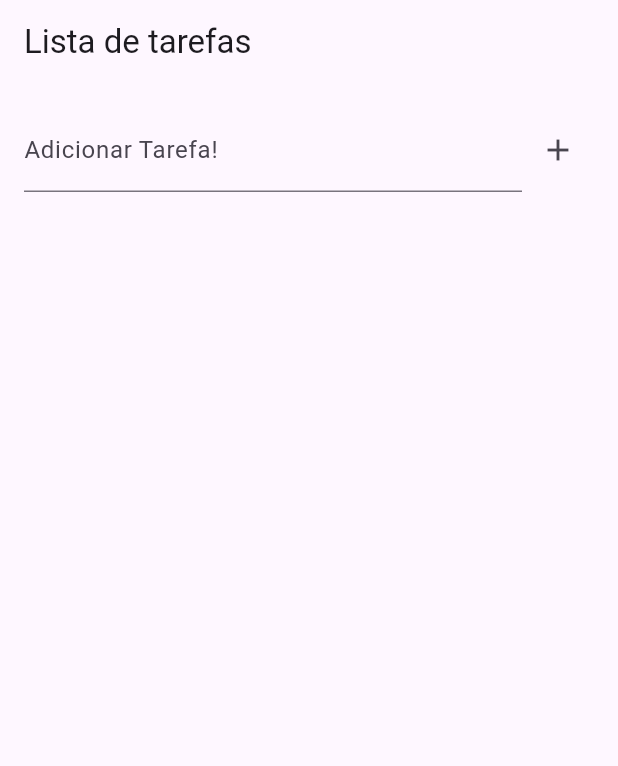
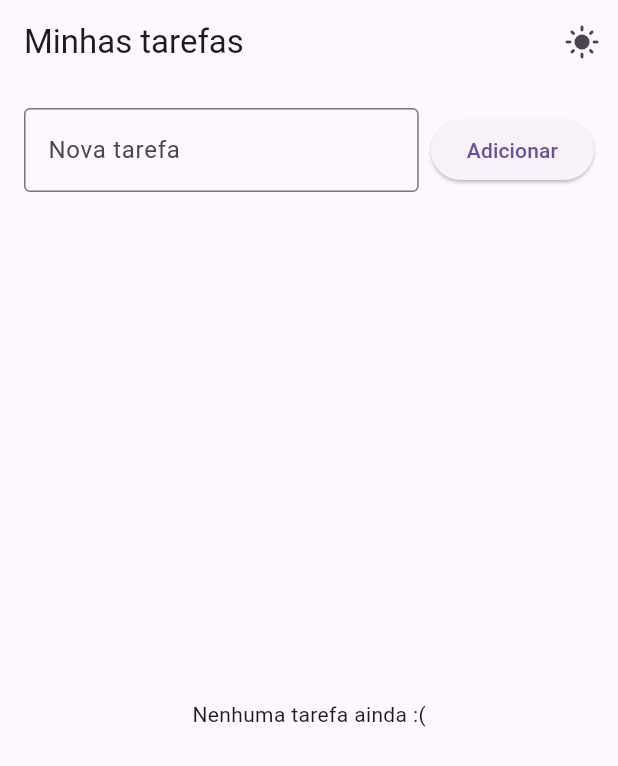
Before and after one commit to josvictorcs/todoFlutter, a Flutter app: the screen it shows after launch, on a phone screen of 412 x 824 dp. Shown: the top 766 px of the screen. Run offline on Flutter 3.47's test engine with Material 3 defaults, Android fonts, the phone set to English and light mode, and no system bars; our stand-ins replace shared_preferences.

Commit message:
Segunda Versão do app To Do

```diff
--- a/lib/home.dart
+++ /dev/null
@@ -1,78 +0,0 @@
-import 'package:flutter/material.dart';
-
-class ToDoHome extends StatefulWidget {
-  const ToDoHome({super.key});
-
-  @override
-  State<ToDoHome> createState() => _ToDoHomeState();
-}
-
-class _ToDoHomeState extends State<ToDoHome> {
-  final TextEditingController _controller = TextEditingController();
-  final List<String> _tasks = [];
-
-//Adicionar tarefa
-void _addTask(){
-  final text = _controller.text;
-  if(text.isNotEmpty){
-    setState(() {
-      _tasks.add(text);
-      _controller.clear();
-    });
-  }
-}
-//Remover tarefa da lista
-void _removetask(int index){
-  setState(() {
-    _tasks.removeAt(index);
-  });
-}
-Widget build(BuildContext context){
-  return Scaffold(
-    appBar: AppBar(
-      title: Text('Lista de tarefas'),
-    ),
-    body: Padding(
-      padding: EdgeInsetsGeometry.all(16.0),
-      child: Column(
-        children: [
-          // Campo text e botão adicionar
-          Row(
-            children: [
-              Expanded(
-                child: TextField(
-                  controller: _controller,
-                  decoration: InputDecoration(
-                    labelText: 'Adicionar Tarefa!',
-                  ),
-                )
-                ),
-                IconButton(
-                  onPressed: _addTask,
-                  icon: Icon(Icons.add)
-                  ),
-            ],
-          ),
-          SizedBox(height: 16),
-
-          //Lista de tarefas
-          Expanded(
-            child: ListView.builder(
-              itemCount: _tasks.length,
-              itemBuilder: (context, index){
-                return ListTile(
-                  title: Text(_tasks[index]),
-                  trailing: IconButton(
-                    onPressed: () => _removetask(index),
-                     icon: Icon(Icons.delete)
-                     ),
-                );
-              }
-              )
-              )
-        ],
-      ),
-      ),
-  );
-}
-}
--- a/lib/main.dart
+++ b/lib/main.dart
@@ -1,17 +1,27 @@
 import 'package:flutter/material.dart';
-import 'package:todo/home.dart';
+import 'pages/home_page.dart';
 
-void main() {
-  runApp(TodoApp());
+void main(){
+  runApp( TodoApp());
+}
 
-}
 class TodoApp extends StatelessWidget{
+  TodoApp({super.key});
+  final ValueNotifier <bool> isDark = ValueNotifier(false);
+
   Widget build(BuildContext context){
-    return MaterialApp(
-      title: 'To Do',
-      debugShowCheckedModeBanner: false,
-      theme: ThemeData(primarySwatch: Colors.cyan),
-      home: ToDoHome()
-    );
+    return ValueListenableBuilder<bool>(
+      valueListenable: isDark,
+      builder: (context, dark, _){
+        return MaterialApp(
+          title: "Lista de tarefas",
+          debugShowCheckedModeBanner: false,
+          themeMode: dark ? ThemeMode.dark : ThemeMode.light,
+          theme: ThemeData.light(),
+          darkTheme: ThemeData.dark(),
+          home: HomePage(isDark: isDark)
+        );
+      }
+      );
   }
 }
--- /dev/null
+++ b/lib/models/todo.dart
@@ -0,0 +1,19 @@
+class Todo{
+  String titulo;
+  bool estaFeito;
+
+  Todo({required this.titulo, this.estaFeito = false});
+
+  Map< String, dynamic> toMap(){
+    return{
+      'titulo' : titulo,
+      'estaFeito': estaFeito,
+    };
+  }
+  factory Todo.fromMap(Map<String, dynamic> map){
+    return Todo(
+      titulo: map['titulo'] ?? " ",
+      estaFeito: map['estaFeito'] ?? false,
+    );
+  }
+}
--- /dev/null
+++ b/lib/pages/home_page.dart
@@ -0,0 +1,133 @@
+import 'dart:convert';
+import 'package:flutter/material.dart';
+import 'package:shared_preferences/shared_preferences.dart';
+import '../models/todo.dart';
+import '../widgets/todo_tile.dart';
+
+class HomePage extends StatefulWidget{
+  final ValueNotifier<bool> isDark;
+  const HomePage({super.key, required this.isDark});
+
+  @override
+  State<HomePage> createState() => _HomePageState();
+}
+class _HomePageState extends State<HomePage>{
+  final _controller = TextEditingController();
+  List <Todo> _tasks = [];
+  bool get _dark => widget.isDark.value; //caramba, super importante
+  @override
+  void initState(){
+    super.initState();
+    _loadTasks();
+  }
+
+  Future<void> _loadTasks() async{
+    final prefs = await SharedPreferences.getInstance();
+    final data = prefs.getString('tasks');
+    final theme = prefs.getBool('dark')?? false;
+
+    if (data != null){
+      final List decoded = jsonDecode(data);
+      _tasks = decoded.map((item) => Todo.fromMap(item)).toList();
+    }
+    widget.isDark.value = theme;
+
+  }
+  Future<void> _saveTasks() async {
+    final prefs = await SharedPreferences.getInstance();
+    final data = jsonEncode(_tasks.map((e) => e.toMap()).toList());
+    prefs.setString('tasks', data);
+    prefs.setBool('dark', widget.isDark.value);
+  }
+
+  void _add(){
+    final text = _controller.text;
+    if(text.isNotEmpty){
+      setState(() {
+        _tasks.add(Todo(titulo: text));
+        _controller.clear();
+        _saveTasks();
+      });
+    }
+  }
+
+  void _alterar(int index){
+    setState(() {
+      _tasks[index].estaFeito = !_tasks[index].estaFeito;
+      _saveTasks();
+    });
+  }
+
+  void _deletar(int index){
+    setState(() {
+      _tasks.removeAt(index);
+      _saveTasks();
+    });
+  }
+
+  void _theme(){
+    setState(() {
+      widget.isDark.value = !widget.isDark.value;
+      _saveTasks();
+    });
+  }
+  @override
+  Widget build(BuildContext context) {
+    return Scaffold(
+      appBar: AppBar(
+        title: Text("Minhas tarefas"),
+        actions: [
+          IconButton(
+            icon: Icon(_dark ? Icons.dark_mode: Icons.light_mode),
+            onPressed: _theme,
+            )
+        ],
+      ),
+      body: Padding(
+        padding: EdgeInsets.all(16),
+        child: Column(
+          children: [
+            Row(
+              children: [
+                Expanded(
+                  child: TextField(
+                    controller: _controller,
+                    onSubmitted: (_) => _add(),
+                    decoration: InputDecoration(
+                      labelText: 'Nova tarefa',
+                      border: OutlineInputBorder(),
+                    ),
+                  ),
+                ),
+                SizedBox(width: 8,),
+                ElevatedButton(
+                  onPressed: _add,
+                  child: Text("Adicionar"),
+                )
+              ],
+            ),
+            SizedBox(height: 16),
+            Expanded(
+              child: _tasks.isEmpty
+              ? Center(child: Text("Nenhuma tarefa ainda :("))
+              : ListView.builder(
+                itemCount: _tasks.length,
+                itemBuilder: (context, index){
+                  return TodoTile(
+                    todo: _tasks[index],
+                     alternar: () => _alterar(index) ,
+                      deletar: () => _deletar(index),
+                      );
+
+                }
+                )
+
+            )
+
+          ],
+        ),
+      ),
+    );
+  }
+
+}
--- a/pubspec.yaml
+++ b/pubspec.yaml
@@ -1,7 +1,7 @@
 name: todo
 description: "A new Flutter project."
 publish_to: 'none'
-version: 0.1.0
+version: 0.2.0
 
 environment:
   sdk: ^3.8.1
@@ -9,6 +9,7 @@ environment:
 dependencies:
   flutter:
     sdk: flutter
+  shared_preferences: ^2.2.2
 
 dev_dependencies:
   flutter_test:
```
Also changed, not shown: lib/widgets/todo_tile.dart (added, +41 -0 lines), pubspec.lock, 1 other file.
